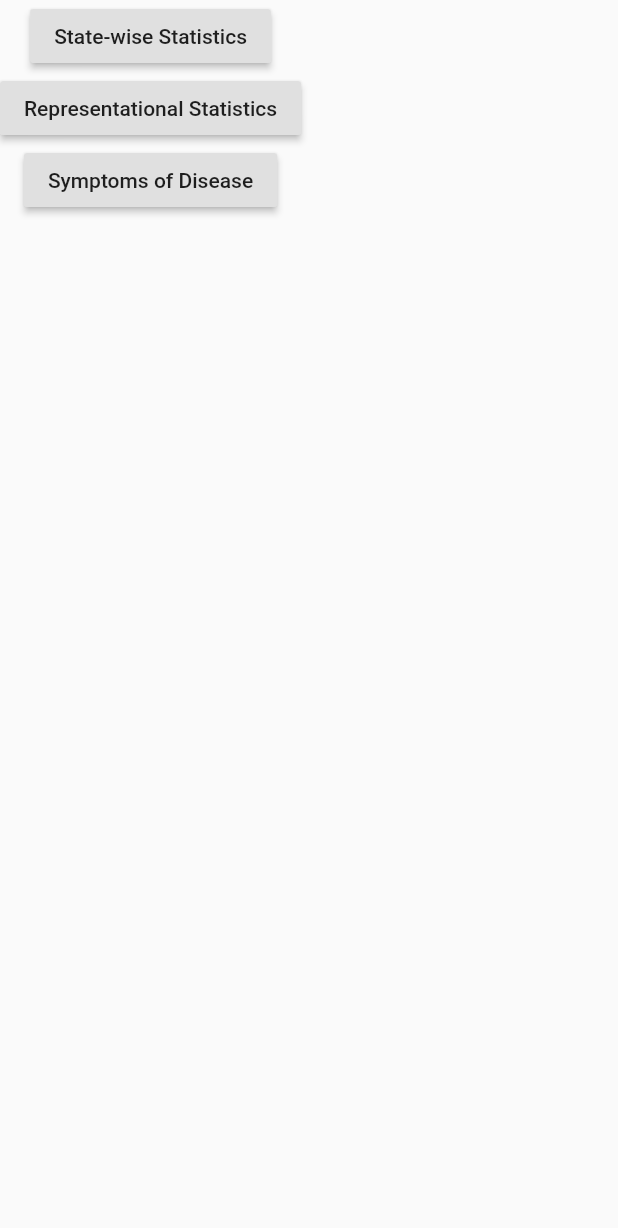
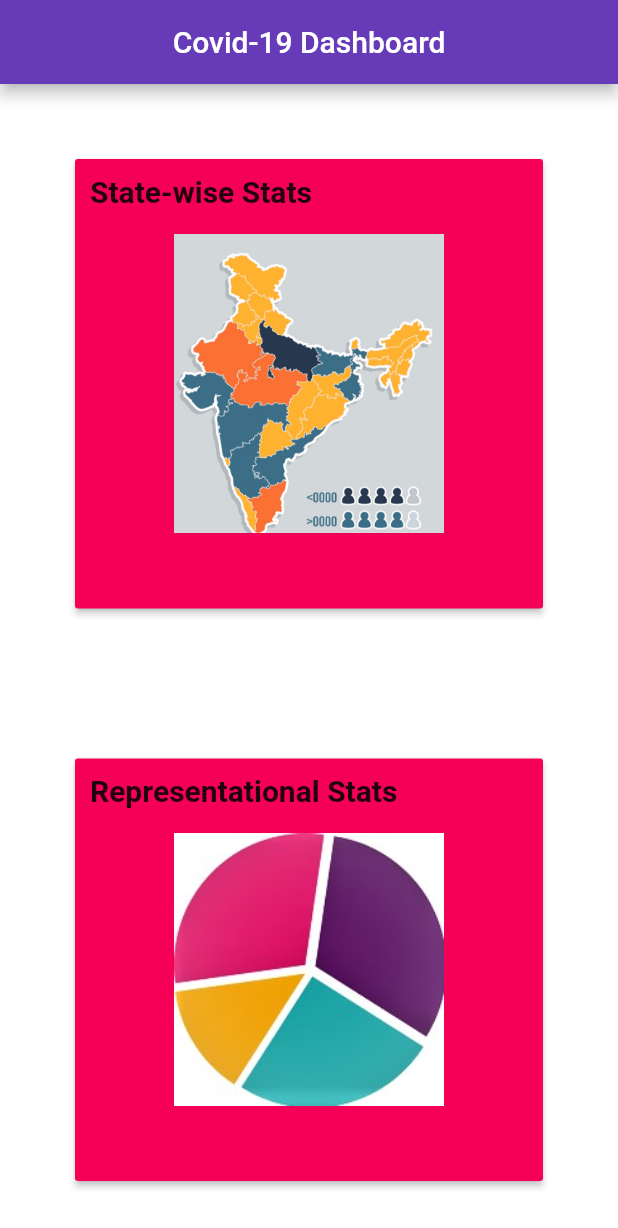
Before and after one commit to Vijayrathan/Covid-19_Dashboard, a Flutter app: the screen it shows after launch, on a phone screen of 412 x 824 dp. Shown: the top 1228 px of the screen. Run offline on Flutter 3.47's test engine with Material 2 defaults, Android fonts, the phone set to English and light mode, and no system bars.

Commit message:
Initial Commit

```diff
--- a/lib/home.dart
+++ b/lib/home.dart
@@ -1,25 +1,120 @@
+import 'package:flutter/cupertino.dart';
 import 'package:flutter/material.dart';
-class Home extends StatelessWidget {
+
+class Home extends StatefulWidget {
+  @override
+  _HomeState createState() => _HomeState();
+}
+
+class _HomeState extends State<Home> with SingleTickerProviderStateMixin {
+  AnimationController controller;
+
+  @override
+  void initState() {
+    super.initState();
+    controller =
+        AnimationController(vsync: this, duration: Duration(seconds: 1));
+    controller.forward();
+    controller.addListener(() {
+      setState(() {});
+    });
+  }
+
   @override
   Widget build(BuildContext context) {
     return MaterialApp(
       home: Scaffold(
-        body:Column(children:[RaisedButton(
-          onPressed: (){
+          appBar: AppBar(
+            centerTitle: true,
+            title: Text("Covid-19 Dashboard"),
+            backgroundColor: Colors.deepPurple.withOpacity(controller.value),
+          ),
+          backgroundColor: Colors.white.withOpacity(controller.value),
+          body: ListView(children: [
+            Column(
+                mainAxisAlignment: MainAxisAlignment.center,
+                crossAxisAlignment: CrossAxisAlignment.stretch,
+                children: [
+                  Padding(
+                    padding: const EdgeInsets.all(50.0),
+                    child: Stack(children: [
+                      RaisedButton(
+                        child: Padding(
+                          padding: const EdgeInsets.all(50.0),
+                          child: Image(
+                            image: AssetImage('images/statePic.jpg'),
+                          ),
+                        ),
+                        onPressed: () {
                           Navigator.pushNamed(context, 'state');
                         },
-          child: Text('State-wise Statistics'),
+                        color: Colors.pinkAccent.shade400,
                       ),
+                      Padding(
+                        padding: const EdgeInsets.all(10.0),
+                        child: Text(
+                          "State-wise Stats",
+                          style: TextStyle(
+                              fontSize: 20, fontWeight: FontWeight.bold),
+                          textAlign: TextAlign.center,
+                        ),
+                      )
+                    ]),
+                  ),
+                  Padding(
+                    padding: const EdgeInsets.all(50.0),
+                    child: Stack(children: [
                       RaisedButton(
-            onPressed: (){},
-            child:Text('Representational Statistics')
+                        child: Padding(
+                          padding: const EdgeInsets.fromLTRB(50, 50, 50, 50),
+                          child: Image(
+                            image: AssetImage('images/chart.jpg'),
                           ),
+                        ),
+                        onPressed: () {
+                          Navigator.pushNamed(context, 'state');
+                        },
+                        color: Colors.pinkAccent.shade400,
+                      ),
+                      Padding(
+                        padding: const EdgeInsets.all(10.0),
+                        child: Text(
+                          "Representational Stats",
+                          style: TextStyle(
+                              fontSize: 20, fontWeight: FontWeight.bold),
+                          textAlign: TextAlign.center,
+                        ),
+                      )
+                    ]),
+                  ),
+                  Padding(
+                    padding: const EdgeInsets.all(50.0),
+                    child: Stack(children: [
                       RaisedButton(
-              onPressed: ()=>{},
-              child:Text('Symptoms of Disease')
+                        child: Padding(
+                          padding: const EdgeInsets.fromLTRB(20, 40, 20, 40),
+                          child: Image(
+                            image: AssetImage('images/symp.jpg'),
+                          ),
+                        ),
+                        onPressed: () {
+                          Navigator.pushNamed(context, 'state');
+                        },
+                        color: Colors.pinkAccent.shade400,
+                      ),
+                      Padding(
+                        padding: const EdgeInsets.all(10.0),
+                        child: Text(
+                          "Symptoms",
+                          style: TextStyle(
+                              fontSize: 20, fontWeight: FontWeight.bold),
+                          textAlign: TextAlign.center,
+                        ),
                       )
-      ])
+                    ]),
                   ),
+                ]),
+          ])),
     );
   }
 }
--- a/lib/main.dart
+++ b/lib/main.dart
@@ -101,19 +101,23 @@ class _MyAppState extends State<MyApp> {
   }
   stateButton({stateName}){
     return
-      FlatButton(
-        child:Text(stateName,style:TextStyle(fontSize: 28,color: Colors.black),) ,
-        color:Colors.white,
-        padding: EdgeInsets.all(12.0),
-        onPressed:(){
-          Conditions conditions=Conditions(stateName);
-          conditions.conditionFn(context);
-          } ,
+      Padding(
+        padding: const EdgeInsets.fromLTRB(30, 20, 30, 20),
+        child: FlatButton(
+          visualDensity: VisualDensity(horizontal: 0.5,vertical: 0.5),
+          child:Text(stateName,style:TextStyle(fontSize: 22,color: Colors.black),) ,
+          color:Colors.black45,
+          onPressed:(){
+            Conditions conditions=Conditions(stateName);
+            conditions.conditionFn(context);
+            } ,
+        ),
       );
   }
   @override
   Widget build(BuildContext context) {
     return MaterialApp(
+      themeMode: ThemeMode.system,
       debugShowCheckedModeBanner: false,
         home: Scaffold(
             drawer: Drawer(
@@ -143,12 +147,13 @@ class _MyAppState extends State<MyApp> {
                     },
                   ),
                 ])),
-            backgroundColor: Colors.black54,
+            backgroundColor: Colors.white,
             appBar: AppBar(
-              title:Center(child:Text("COVID-19 DASHBOARD")),
+              title:Text("Covid-19 Dashboard"),
+              centerTitle: true,
               elevation: 50.0,
-              backgroundColor: Colors.black,
-              bottom: PreferredSize(child:Text('State-Wise Database',style:TextStyle(fontSize: 20,color: Colors.lightGreen),), preferredSize: Size.fromHeight(70.0)),
+              backgroundColor: Colors.deepPurple,
+
             ),
             body:ListView(
                 children:
--- a/pubspec.yaml
+++ b/pubspec.yaml
@@ -24,6 +24,7 @@ dependencies:
   animated_list_view_scroll: ^1.0.2
   url_launcher: ^5.4.5
   graphs: ^0.2.0
+  syncfusion_flutter_maps: ^19.2.47-beta
 
 
 
```
Also changed, not shown: images/chart.jpg (added), images/statePic.jpg (added), images/symp.jpg (added), pubspec.lock. Lines whose indentation alone changed are shown as unchanged.
